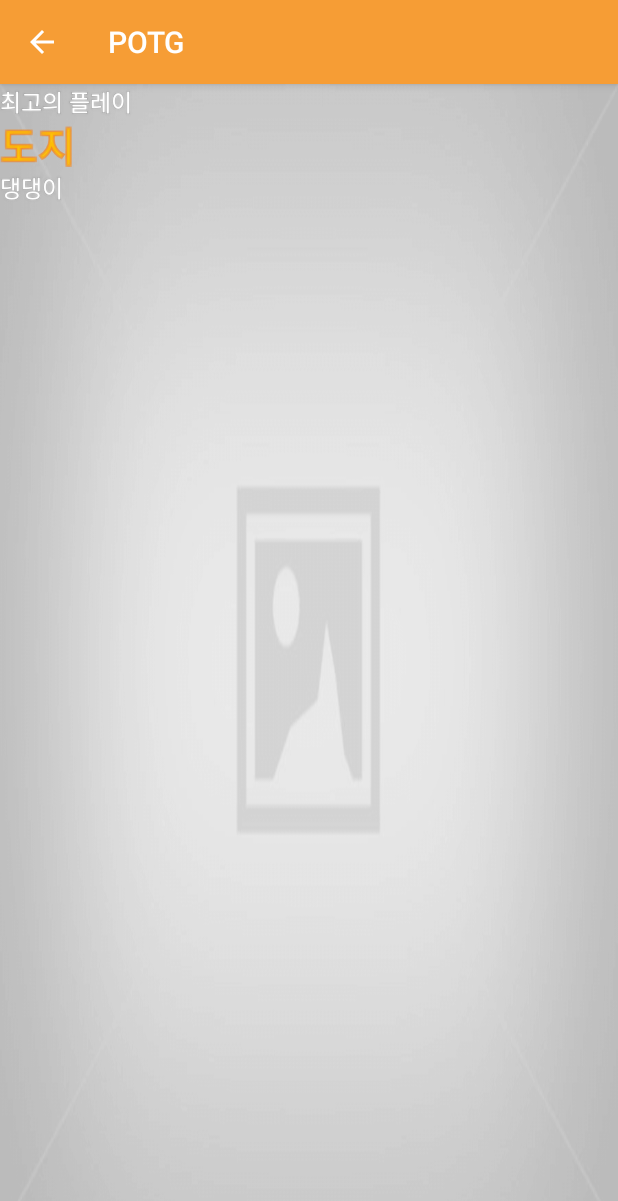
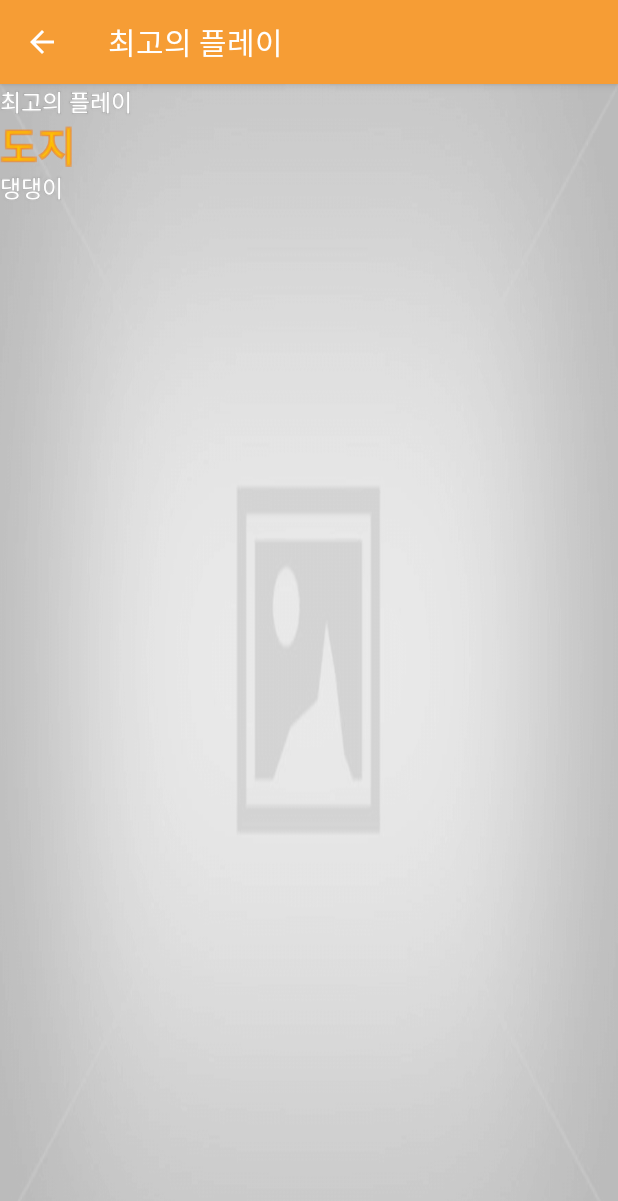
Before and after one commit to LNTCS/POTG, an Android app: the PotgActivity screen opened directly, with no data from a screen before it, on a phone screen of 412 x 824 dp. Shown: the top 1201 px of the screen. Run offline under Robolectric (Android 15) with nearby library versions, the phone set to English and light mode, and no system bars; libraries missing offline, so code that uses them is left out: com.theartofdev.edmodo; plain views replace PercentRelativeLayout, RatioLinearLayout, RatioRelativeLayout; Roboto replaces fonts that are not available here; 2 statements that could not run were skipped.

Commit message:
번역 추가!

```diff
--- a/app/build.gradle
+++ b/app/build.gradle
@@ -23,8 +23,8 @@ android {
         applicationId "kr.edcan.potg"
         minSdkVersion 15
         targetSdkVersion 23
-        versionCode 12
-        versionName "1.0.11"
+        versionCode 13
+        versionName "1.0.12"
     }
     buildTypes {
         release {
--- a/app/src/main/java/kr/edcan/potg/LoadActivity.kt
+++ b/app/src/main/java/kr/edcan/potg/LoadActivity.kt
@@ -30,7 +30,7 @@ class LoadActivity : AppCompatActivity() {
     override fun onCreate(savedInstanceState: Bundle?) {
         super.onCreate(savedInstanceState)
         setContentView(R.layout.activity_load)
-        title = "로딩화면"
+        title = resources.getString(R.string.act_load)
         supportActionBar!!.setDisplayHomeAsUpEnabled(true)
         supportActionBar!!.setHomeAsUpIndicator(R.drawable.ic_arrow);
         val gradient = intArrayOf(
@@ -87,7 +87,7 @@ class LoadActivity : AppCompatActivity() {
         btnSave.setOnClickListener {
             mainLay.isDrawingCacheEnabled = true
             val bitmap = mainLay.drawingCache
-            val folder = File("${android.os.Environment.getExternalStorageDirectory()}/DCIM/고오급 짤")
+            val folder = File("${android.os.Environment.getExternalStorageDirectory()}/DCIM/" + resources.getString(R.string.folder))
             var file : File? = null
             try {
                 if (!folder.exists()){
--- a/app/src/main/java/kr/edcan/potg/MainActivity.kt
+++ b/app/src/main/java/kr/edcan/potg/MainActivity.kt
@@ -18,7 +18,7 @@ class MainActivity : AppCompatActivity() {
     override fun onCreate(savedInstanceState: Bundle?) {
         super.onCreate(savedInstanceState)
         setContentView(R.layout.activity_main)
-        title = "고오급 짤 제조기"
+        title = resources.getString(R.string.app_name)
         applyFilter(tvName, BlurMaskFilter.Blur.INNER)
         applyFilter(tvNameBG, BlurMaskFilter.Blur.INNER)
         applyFilter(tvTitle, BlurMaskFilter.Blur.SOLID)
@@ -28,7 +28,7 @@ class MainActivity : AppCompatActivity() {
 
     fun permission(){
         if (ActivityCompat.checkSelfPermission(this, Manifest.permission.WRITE_EXTERNAL_STORAGE) !== PackageManager.PERMISSION_GRANTED) {
-            Toast.makeText(applicationContext, "합성한 짤을 저장하기 위해 쓰기 권한이 필요합니다", Toast.LENGTH_SHORT).show()
+            Toast.makeText(applicationContext, resources.getString(R.string.permission), Toast.LENGTH_SHORT).show()
             ActivityCompat.requestPermissions(this,
                     arrayOf<String>(Manifest.permission.WRITE_EXTERNAL_STORAGE),
                     REQUEST_CODE_WRITE)
@@ -48,7 +48,7 @@ class MainActivity : AppCompatActivity() {
                 mainHighmoon.setOnClickListener { startActivity(Intent(applicationContext, HighmoonActivity::class.java)) }
                 mainLoad.setOnClickListener { startActivity(Intent(applicationContext, LoadActivity::class.java)) }
             } else {
-                Toast.makeText(applicationContext, "앱 쓰기 싫음 말던가", Toast.LENGTH_SHORT).show()
+                Toast.makeText(applicationContext, "we cant access to sdcard", Toast.LENGTH_SHORT).show()
             }
         }
     }
--- a/app/src/main/res/layout-sw600dp/activity_potg.xml
+++ b/app/src/main/res/layout-sw600dp/activity_potg.xml
@@ -47,7 +47,7 @@
                                 android:singleLine="true"
                                 android:textSize="@dimen/potg_title"
                                 android:textColor="@android:color/white"
-                                android:text="최고의 플레이"
+                                android:text="@string/def_potg"
                                 android:layout_width="match_parent"
                                 android:layout_height="wrap_content" />
                         </android.support.percent.PercentRelativeLayout>
@@ -61,7 +61,7 @@
                                 android:singleLine="true"
                                 android:textSize="@dimen/potg_name"
                                 android:textColor="#ffcc00"
-                                android:text="도지"
+                                android:text="@string/def_name"
                                 android:layout_width="match_parent"
                                 android:layout_height="wrap_content" />
                             <kr.edcan.potg.view.FontTextViewBold
@@ -70,7 +70,7 @@
                                 android:singleLine="true"
                                 android:textSize="@dimen/potg_name"
                                 android:textColor="#ffcc00"
-                                android:text="도지"
+                                android:text="@string/def_name"
                                 android:layout_width="match_parent"
                                 android:layout_height="wrap_content" />
                         </android.support.percent.PercentRelativeLayout>
@@ -84,7 +84,7 @@
                                 android:singleLine="true"
                                 android:textSize="@dimen/potg_title"
                                 android:textColor="@android:color/white"
-                                android:text="댕댕이"
+                                android:text="@string/def_role"
                                 android:layout_width="match_parent"
                                 android:layout_height="wrap_content" />
                         </android.support.percent.PercentRelativeLayout>
@@ -96,33 +96,33 @@
                 android:layout_height="12dp" />
             <Button
                 android:id="@+id/btnSelect"
-                android:text="이미지 선택"
+                android:text="@string/select_image"
                 android:layout_width="match_parent"
                 android:layout_height="wrap_content" />
             <EditText
                 android:padding="@dimen/activity_horizontal_margin"
                 android:id="@+id/edTitle"
                 android:singleLine="true"
-                android:hint="최고의 플레이"
+                android:hint="@string/def_potg"
                 android:layout_width="match_parent"
                 android:layout_height="wrap_content" />
             <EditText
                 android:padding="@dimen/activity_horizontal_margin"
                 android:id="@+id/edName"
                 android:singleLine="true"
-                android:hint="도지"
+                android:hint="@string/def_name"
                 android:layout_width="match_parent"
                 android:layout_height="wrap_content" />
             <EditText
                 android:padding="@dimen/activity_horizontal_margin"
                 android:id="@+id/edSub"
                 android:singleLine="true"
-                android:hint="댕댕이"
+                android:hint="@string/def_role"
                 android:layout_width="match_parent"
                 android:layout_height="wrap_content" />
             <Button
                 android:id="@+id/btnSave"
-                android:text="저장"
+                android:text="@string/save_image"
                 android:layout_width="match_parent"
                 android:layout_height="wrap_content" />
         </LinearLayout>
--- a/app/src/main/res/layout/activity_highmoon.xml
+++ b/app/src/main/res/layout/activity_highmoon.xml
@@ -45,7 +45,7 @@
         android:layout_height="12dp" />
     <Button
         android:id="@+id/btnSelect"
-        android:text="이미지 선택"
+        android:text="@string/select_image"
         android:layout_width="match_parent"
         android:layout_height="wrap_content" />
     <LinearLayout
@@ -67,7 +67,7 @@
     </LinearLayout>
     <Button
         android:id="@+id/btnSave"
-        android:text="저장"
+        android:text="@string/save_image"
         android:layout_width="match_parent"
         android:layout_height="wrap_content" />
 </LinearLayout>
--- a/app/src/main/res/layout/activity_potg.xml
+++ b/app/src/main/res/layout/activity_potg.xml
@@ -35,7 +35,7 @@
                         android:singleLine="true"
                         android:textSize="@dimen/potg_title"
                         android:textColor="@android:color/white"
-                        android:text="최고의 플레이"
+                        android:text="@string/def_potg"
                         android:layout_width="match_parent"
                         android:layout_height="wrap_content" />
                 </android.support.percent.PercentRelativeLayout>
@@ -49,7 +49,7 @@
                         android:singleLine="true"
                         android:textSize="@dimen/potg_name"
                         android:textColor="#ffcc00"
-                        android:text="도지"
+                        android:text="@string/def_name"
                         android:layout_width="match_parent"
                         android:layout_height="wrap_content" />
                     <kr.edcan.potg.view.FontTextViewBold
@@ -58,7 +58,7 @@
                         android:singleLine="true"
                         android:textSize="@dimen/potg_name"
                         android:textColor="#ffcc00"
-                        android:text="도지"
+                        android:text="@string/def_name"
                         android:layout_width="match_parent"
                         android:layout_height="wrap_content" />
                 </android.support.percent.PercentRelativeLayout>
@@ -72,7 +72,7 @@
                         android:singleLine="true"
                         android:textSize="@dimen/potg_title"
                         android:textColor="@android:color/white"
-                        android:text="댕댕이"
+                        android:text="@string/def_role"
                         android:layout_width="match_parent"
                         android:layout_height="wrap_content" />
                 </android.support.percent.PercentRelativeLayout>
@@ -84,33 +84,33 @@
         android:layout_height="12dp" />
     <Button
         android:id="@+id/btnSelect"
-        android:text="이미지 선택"
+        android:text="@string/select_image"
         android:layout_width="match_parent"
         android:layout_height="wrap_content" />
     <EditText
         android:padding="@dimen/activity_horizontal_margin"
         android:id="@+id/edTitle"
         android:singleLine="true"
-        android:hint="최고의 플레이"
+        android:hint="@string/def_potg"
         android:layout_width="match_parent"
         android:layout_height="wrap_content" />
     <EditText
         android:padding="@dimen/activity_horizontal_margin"
         android:id="@+id/edName"
         android:singleLine="true"
-        android:hint="도지"
+        android:hint="@string/def_name"
         android:layout_width="match_parent"
         android:layout_height="wrap_content" />
     <EditText
         android:padding="@dimen/activity_horizontal_margin"
         android:id="@+id/edSub"
         android:singleLine="true"
-        android:hint="댕댕이"
+        android:hint="@string/def_role"
         android:layout_width="match_parent"
         android:layout_height="wrap_content" />
     <Button
         android:id="@+id/btnSave"
-        android:text="저장"
+        android:text="@string/save_image"
         android:layout_width="match_parent"
         android:layout_height="wrap_content" />
 </LinearLayout>
--- a/app/src/main/res/values/strings.xml
+++ b/app/src/main/res/values/strings.xml
@@ -1,3 +1,17 @@
 <resources>
     <string name="app_name">고오급 짤 제조기</string>
+    <string name="select_image">이미지 선택</string>
+    <string name="add_text">추가</string>
+    <string name="save_image">저장</string>
+    <string name="def_location">아누비스 신전</string>
+    <string name="def_load">불러오는 중...</string>
+    <string name="def_tip">팁:</string>
+    <string name="act_load">로딩화면</string>
+    <string name="def_potg">최고의 플레이</string>
+    <string name="def_name">도지</string>
+    <string name="def_role">댕댕이</string>
+    <string name="act_potg">최고의 플레이</string>
+    <string name="act_highmoon">석양이 진다</string>
+    <string name="folder">고오급 짤</string>
+    <string name="permission">합성한 짤을 저장하기 위해 쓰기 권한이 필요합니다</string>
 </resources>
```
Also changed, not shown: app/src/main/AndroidManifest.xml (+5 -2 lines), app/src/main/java/kr/edcan/potg/HighmoonActivity.kt (+4 -4 lines), app/src/main/java/kr/edcan/potg/KillActivity.kt (added, +12 -0 lines), app/src/main/java/kr/edcan/potg/PotgActivity.kt (+6 -6 lines), app/src/main/res/layout-sw600dp/activity_load.xml (+7 -7 lines), app/src/main/res/layout/activity_kill.xml (added, +60 -0 lines), app/src/main/res/layout/activity_load.xml (+7 -7 lines), app/src/main/res/layout/activity_main.xml (+7 -7 lines), app/src/main/res/layout/content_kill_edt.xml (added, +23 -0 lines), 1 other file.
